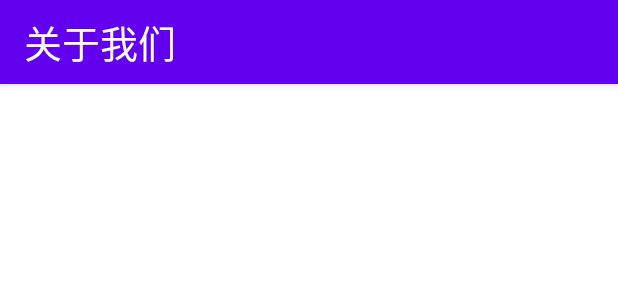
After one commit to freezing00/EVONet, an Android app: the layout menu_for_us.xml on its own in the app's theme, with its tools: preview values and no code run, on a phone screen of 412 x 824 dp. The commit adds this screen. Shown: the top 300 px of the screen. Run offline under Robolectric (Android 15) with nearby library versions, the phone set to English and light mode, and no system bars.

Commit message:
完成所有侧滑栏界面

```diff
--- a/app/src/main/AndroidManifest.xml
+++ b/app/src/main/AndroidManifest.xml
@@ -50,6 +50,9 @@
         <activity android:name=".activities.RegisterActivity" />
         <activity android:name=".activities.ChangeInfoActivity" />
         <activity android:name=".activities.VersionControlActivity"/>
+        <activity android:name=".activities.MessageActivity"/>
+        <activity android:name=".activities.ForUsActivity"/>
+        <activity android:name=".activities.SettingActivity"/>
 
         <provider
             android:name="cn.bmob.v3.util.BmobContentProvider"
--- a/app/src/main/java/com/example/evonet/activities/AccountActivity.java
+++ b/app/src/main/java/com/example/evonet/activities/AccountActivity.java
@@ -29,7 +29,6 @@ public class AccountActivity extends BaseActivities implements ActivityInterface
     FragmentHostCallback mHost;
     private Button quitButton;
     private TextView email,phoneNumber,password,ID;
-
     private User user;//用于更新云数据库
 
     @Override
--- /dev/null
+++ b/app/src/main/res/layout/menu_for_us.xml
@@ -0,0 +1,27 @@
+<?xml version="1.0" encoding="utf-8"?>
+<LinearLayout android:layout_height="match_parent"
+    android:layout_width="match_parent"
+    xmlns:android="http://schemas.android.com/apk/res/android"
+    android:orientation="vertical">
+    <com.google.android.material.appbar.AppBarLayout
+        android:layout_width="match_parent"
+        android:layout_height="?actionBarSize"
+        android:theme="@style/Widget.AppCompat.Toolbar">
+
+        <androidx.appcompat.widget.Toolbar
+            android:id="@+id/tool_bar"
+            android:layout_width="match_parent"
+            android:layout_height="match_parent">
+
+            <TextView
+                android:layout_width="wrap_content"
+                android:layout_height="?actionBarSize"
+                android:gravity="center_vertical"
+                android:text="关于我们"
+                android:textColor="@color/white"
+                android:textSize="25dp" />
+
+        </androidx.appcompat.widget.Toolbar>
+
+    </com.google.android.material.appbar.AppBarLayout>
+</LinearLayout>
```
Also changed, not shown: app/src/main/java/com/example/evonet/activities/ForUsActivity.java (added, +22 -0 lines), app/src/main/java/com/example/evonet/activities/MainActivity.java (+6 -3 lines), app/src/main/java/com/example/evonet/activities/MessageActivity.java (added, +26 -0 lines), app/src/main/java/com/example/evonet/activities/SettingActivity.java (added, +22 -0 lines), app/src/main/res/layout/menu_message.xml (added, +27 -0 lines), app/src/main/res/layout/menu_setting.xml (added, +27 -0 lines).
